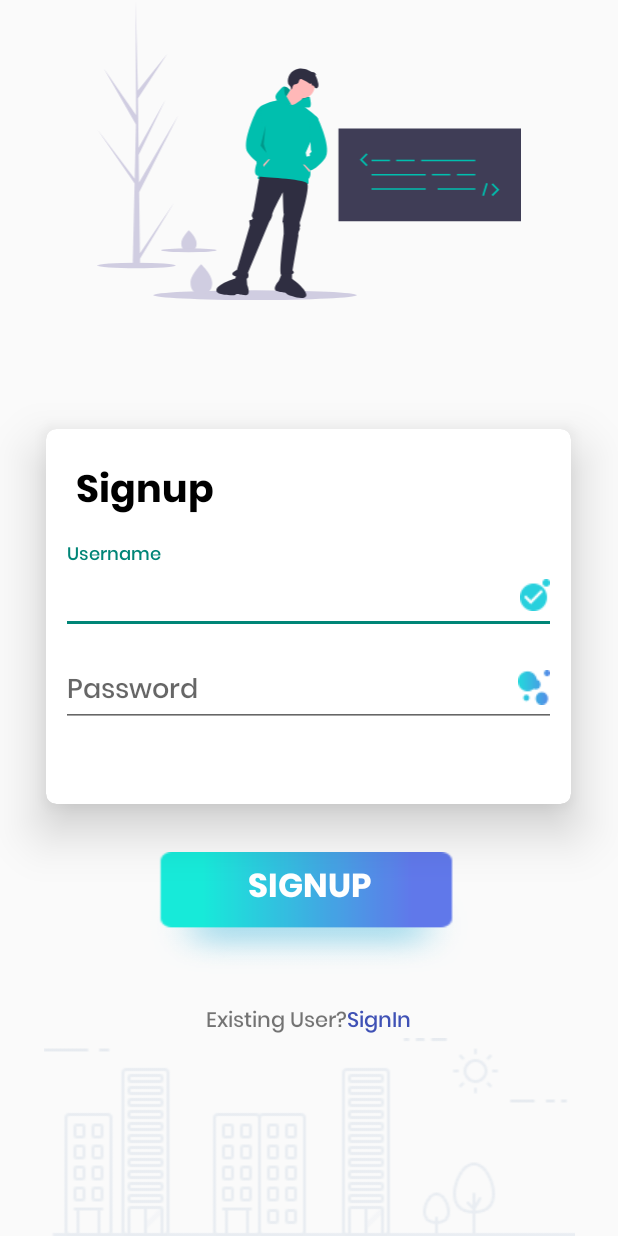
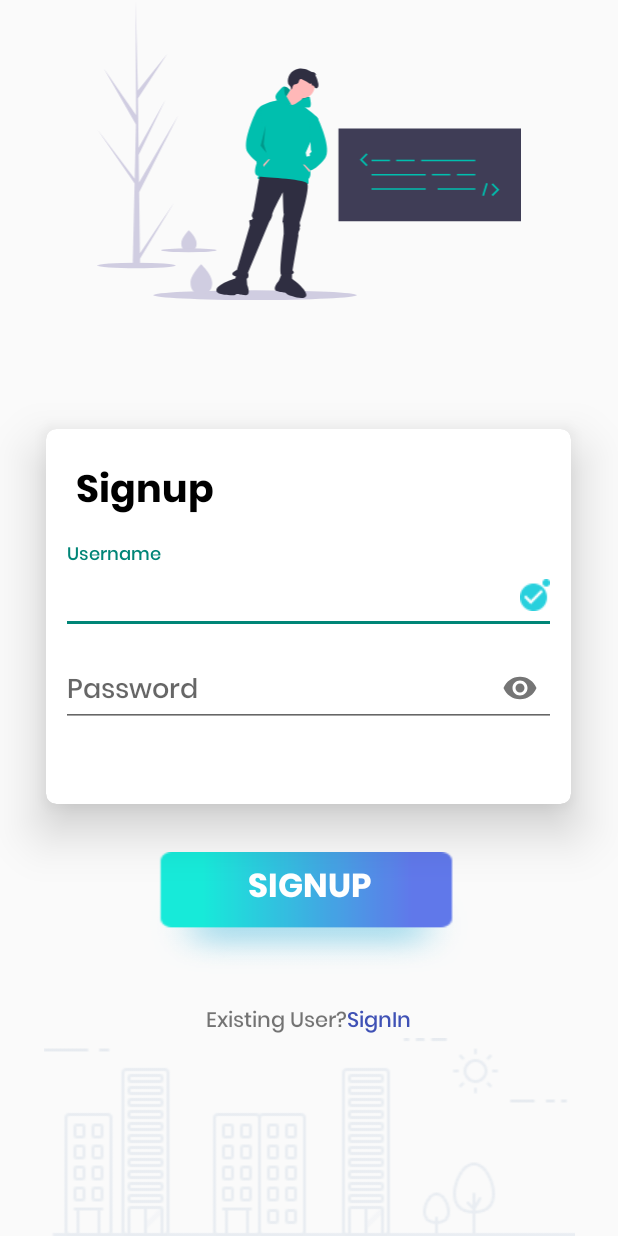
Before and after one commit to singhharshit640/GymManagement, an Android app: the SignupActivity screen opened directly, with no data from a screen before it, on a phone screen of 412 x 824 dp. Run offline under Robolectric (Android 15) with nearby library versions, the phone set to English and light mode, and no system bars.

Commit message:
Updated UI

```diff
--- a/app/build.gradle
+++ b/app/build.gradle
@@ -28,6 +28,7 @@ dependencies {
     implementation 'androidx.appcompat:appcompat:1.1.0'
     implementation 'androidx.constraintlayout:constraintlayout:1.1.3'
     implementation 'androidx.cardview:cardview:1.0.0'
+    //noinspection GradleCompatible
     implementation 'com.android.support:design:28.0.0'
     implementation 'de.hdodenhof:circleimageview:3.1.0'
     testImplementation 'junit:junit:4.12'
--- a/app/src/main/res/layout/activity_login.xml
+++ b/app/src/main/res/layout/activity_login.xml
@@ -58,6 +58,7 @@
                 android:hint="Password"
                 android:layout_marginRight="10dp"
                 android:layout_marginLeft="10dp"
+                app:passwordToggleEnabled="true"
                 android:layout_height="wrap_content">
 
                 <com.google.android.material.textfield.TextInputEditText
--- a/app/src/main/res/layout/activity_login_admin.xml
+++ b/app/src/main/res/layout/activity_login_admin.xml
@@ -83,6 +83,7 @@
                 android:layout_width="match_parent"
                 android:layout_height="wrap_content"
                 android:layout_marginLeft="10dp"
+                app:passwordToggleEnabled="true"
                 android:layout_marginRight="10dp"
                 android:hint="Password">
 
--- a/app/src/main/res/layout/activity_signup.xml
+++ b/app/src/main/res/layout/activity_signup.xml
@@ -59,6 +59,7 @@
                 android:id="@+id/etPassword1"
                 android:layout_marginRight="10dp"
                 android:layout_marginLeft="10dp"
+                app:passwordToggleEnabled="true"
                 android:layout_height="wrap_content">
 
                 <com.google.android.material.textfield.TextInputEditText
```
